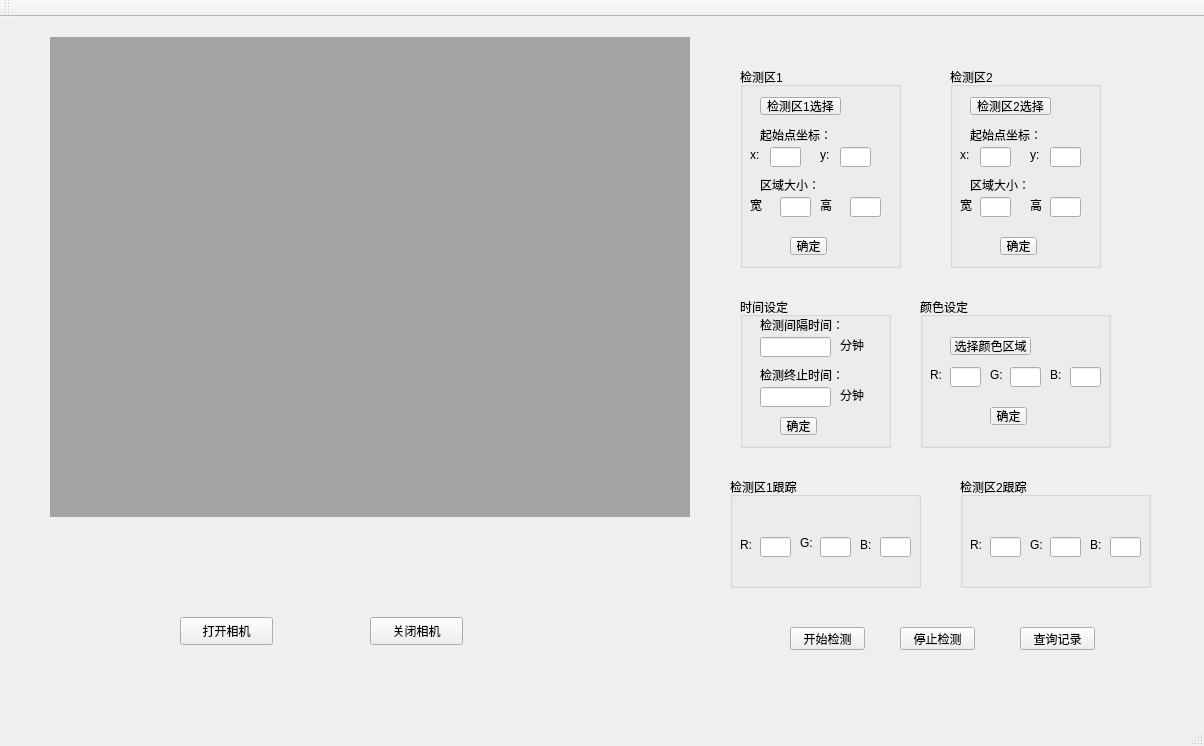
Before: the Qt Designer form ColorDetect/ColorDetect/ColorDetect.ui in seafrog1984/ColorDetect, drawn with Qt 5.
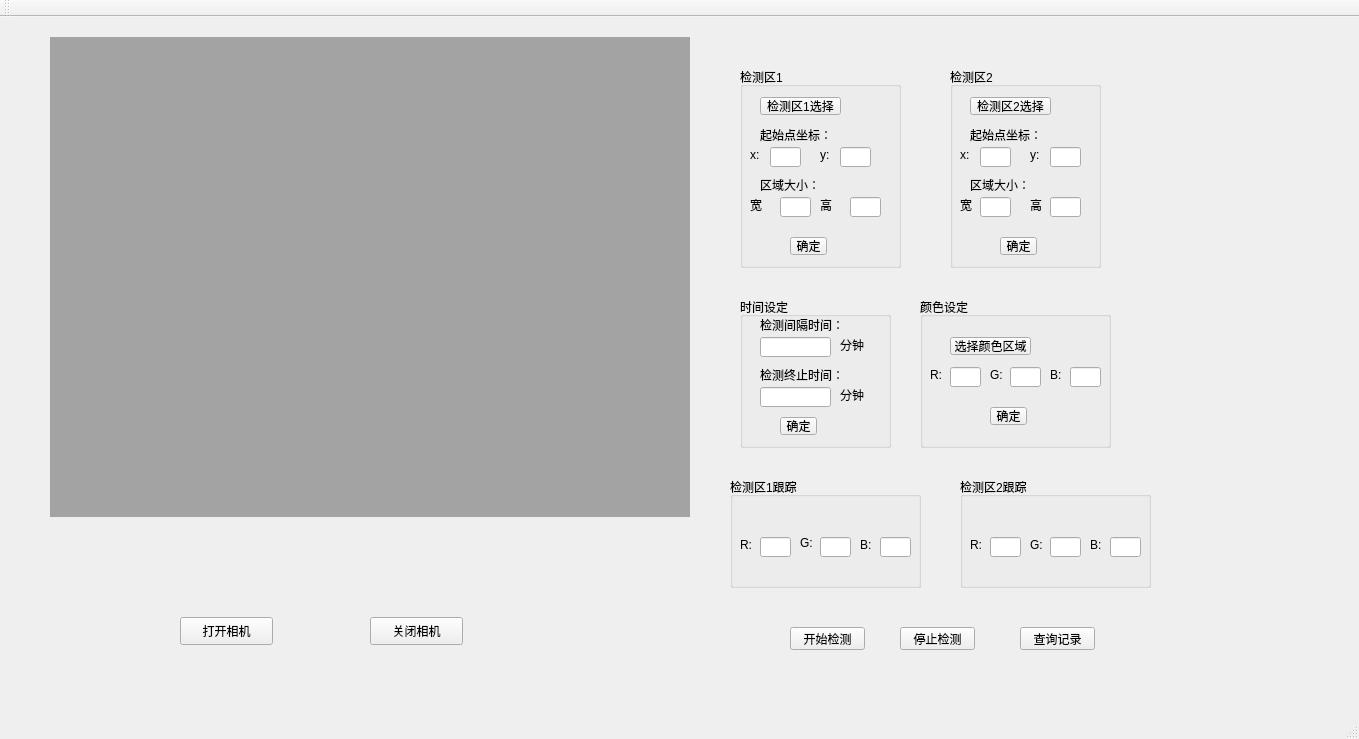
After: the same form once the commit is applied. Custom widgets are drawn as their Qt base class.

```diff
--- a/ColorDetect/ColorDetect/ColorDetect.ui
+++ b/ColorDetect/ColorDetect/ColorDetect.ui
@@ -6,8 +6,8 @@
    <rect>
     <x>0</x>
     <y>0</y>
-    <width>1204</width>
-    <height>746</height>
+    <width>1359</width>
+    <height>739</height>
    </rect>
   </property>
   <property name="windowTitle">
```
Left out of the diff: 2 changed lines with no effect on the pictures.
